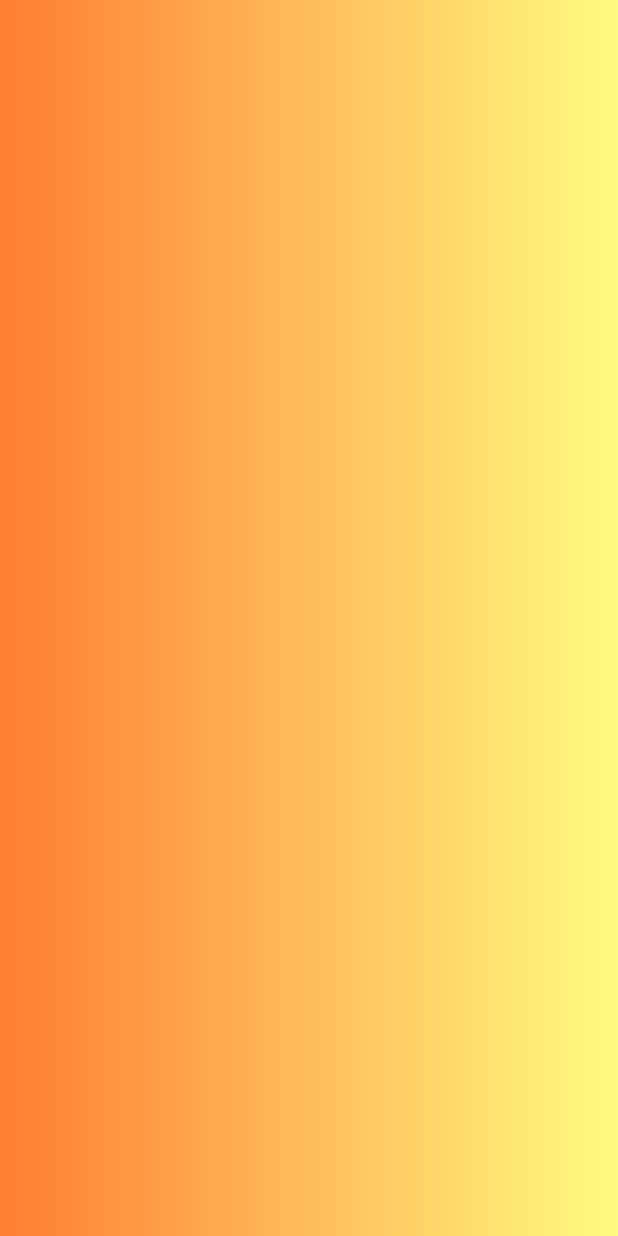
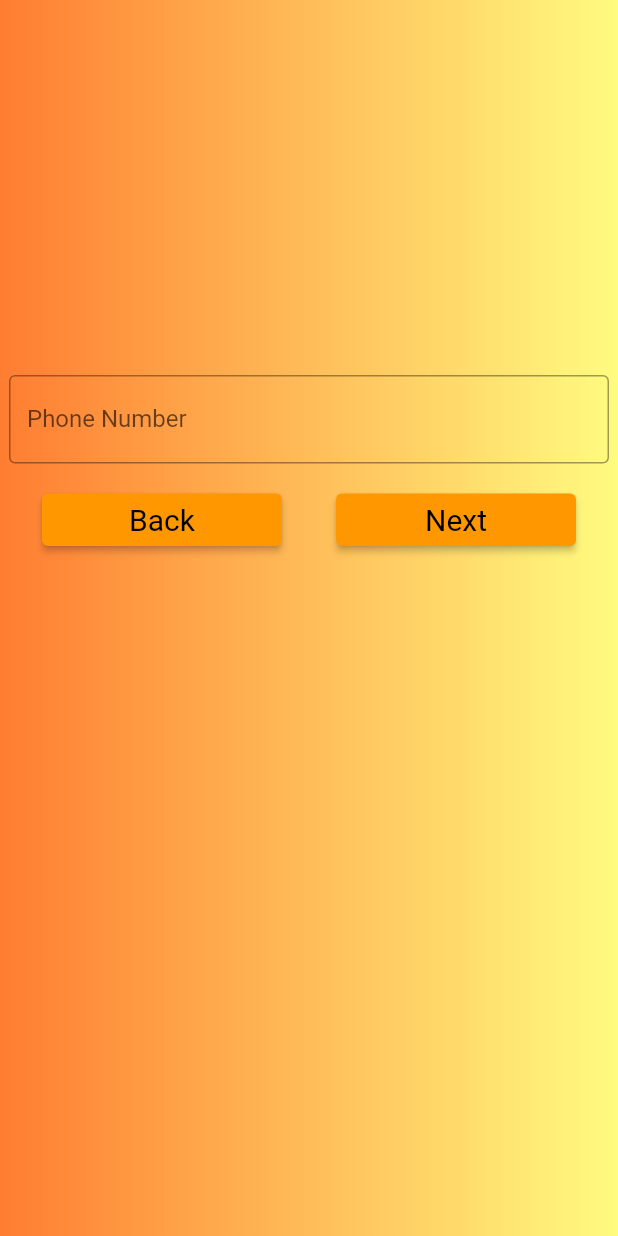
Before and after one commit to sahilpesugit/AnupamHotel, a Flutter app: the Checkout screen opened directly, on a phone screen of 412 x 824 dp. Run offline on Flutter 3.47's test engine with Material 2 defaults, Android fonts, the phone set to English and light mode, and no system bars; our stand-ins replace google_fonts.

Commit message:
Final UI changes excluding Firebase

```diff
--- a/anupam/lib/checkout.dart
+++ b/anupam/lib/checkout.dart
@@ -1,13 +1,41 @@
+import 'package:anupam/checkout.dart';
+import 'package:anupam/main.dart';
 import 'package:flutter/material.dart';
 import 'package:google_fonts/google_fonts.dart';
-
-class Checkout extends StatelessWidget {
+import 'package:anupam/bill.dart';
+class Checkout extends StatefulWidget {
   const Checkout({ Key? key }) : super(key: key);
 
   @override
-  Widget build(BuildContext context) {
+  custRetrieve createState() => custRetrieve();
+
+}
+
+class custRetrieve extends State<Checkout>{
+  @override
+ Widget build(BuildContext context) {
     final ButtonStyle style =
         ElevatedButton.styleFrom(textStyle: const TextStyle(fontSize: 20));
+        var buttons=new Container(
+          padding: const EdgeInsets.all(20),
+            child: Row(
+              mainAxisAlignment: MainAxisAlignment.spaceEvenly,
+          children:<Widget>[
+                  SizedBox(height:35,width:160,
+                      child:ElevatedButton(
+                        style: style,
+                        onPressed:()
+                          {Navigator.of(context).push(MaterialPageRoute(builder: (context)=>HomePage()));},
+                        child: const Text('Back'),)),
+                        SizedBox(width: 20),
+                  SizedBox(height:35,width:160,
+                            child:ElevatedButton(
+                              style: style,
+                              onPressed:()
+                                {Navigator.of(context).push(MaterialPageRoute(builder: (context)=>Billing()));},
+                              child: const Text('Next'),))
+          ]
+        ));
     return Container(
       decoration: BoxDecoration(
             gradient: LinearGradient(
@@ -16,7 +44,38 @@ class Checkout extends StatelessWidget {
               colors: [Color.fromRGBO(255, 125, 49,1.0),Color.fromRGBO(255, 252, 128,1.0)]
               ),
           ),
+       child: Scaffold(
+            backgroundColor: Colors.transparent,
+            body: Center(
+              child: Column(
+                children: <Widget>[
+                  const SizedBox(height:250),
+                 SizedBox( width:400,
+                   child: TextField(
+                    obscureText: false,
+                    decoration: InputDecoration(
+                      border: OutlineInputBorder(),
+                      labelText: 'Phone Number',),)),
+                      buttons,
+                  /*SizedBox(height:35,width:160,
+                      child:ElevatedButton(
+                        style: style,
+                        onPressed:()
+                          {Navigator.of(context).push(MaterialPageRoute(builder: (context)=>Checkout()));},
+                        child: const Text('Next'),)),
+                  SizedBox(height:35,width:160,
+                      child:ElevatedButton(
+                        style: style,
+                        onPressed:()
+                          {Navigator.of(context).push(MaterialPageRoute(builder: (context)=>HomePage()));},
+                        child: const Text('Back'),))*/
+
+
+              ]))
+            )
 
     );
   }
+
+
 }
```
Also changed, not shown: anupam/lib/bill.dart (added, +92 -0 lines), anupam/lib/checkin.dart (+39 -20 lines).
